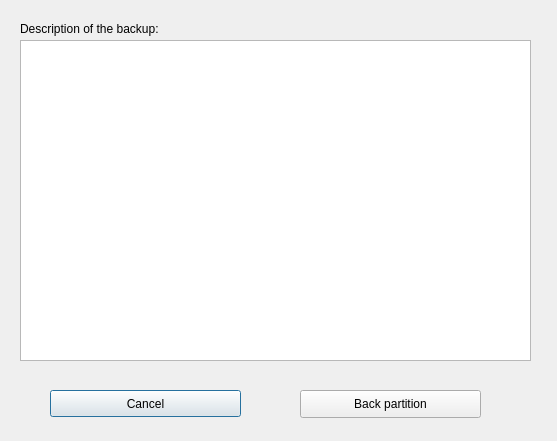
First picture: the form in qt4-fsarchiver-src/src/ui/filedialog.ui, repository necrose99/qt4-fsarchiver, before the edit.
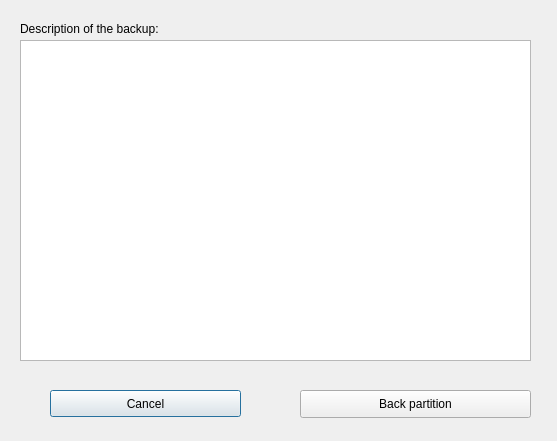
Second picture: the form after the edit.

The edit to the form file:
```diff
--- a/qt4-fsarchiver-src/src/ui/filedialog.ui
+++ b/qt4-fsarchiver-src/src/ui/filedialog.ui
@@ -44,7 +44,7 @@
     <rect>
      <x>300</x>
      <y>390</y>
-     <width>181</width>
+     <width>231</width>
      <height>28</height>
     </rect>
    </property>
```
Left out of the diff: 4 changed lines with no effect on the pictures.
